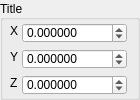
First picture: the form in src/MainApplication/Gui/ui/VectorEditor.ui, repository STORM-IRIT/Radium-Engine, before the edit.
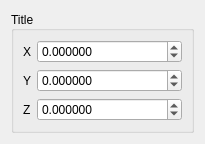
Second picture: the form after the edit.

Commit message: Prettier editor widgets

```diff
--- a/src/MainApplication/Gui/ui/VectorEditor.ui
+++ b/src/MainApplication/Gui/ui/VectorEditor.ui
@@ -6,22 +6,22 @@
    <rect>
     <x>0</x>
     <y>0</y>
-    <width>140</width>
-    <height>100</height>
+    <width>205</width>
+    <height>140</height>
    </rect>
   </property>
+  <property name="sizePolicy">
+   <sizepolicy hsizetype="Preferred" vsizetype="Preferred">
+    <horstretch>0</horstretch>
+    <verstretch>0</verstretch>
+   </sizepolicy>
+  </property>
   <property name="windowTitle">
    <string>Form</string>
   </property>
+  <layout class="QVBoxLayout" name="verticalLayout">
+   <item>
   <widget class="QGroupBox" name="m_groupBox">
-   <property name="geometry">
-    <rect>
-     <x>0</x>
-     <y>0</y>
-     <width>140</width>
-     <height>100</height>
-    </rect>
-   </property>
    <property name="sizePolicy">
     <sizepolicy hsizetype="Expanding" vsizetype="Preferred">
      <horstretch>0</horstretch>
@@ -40,28 +40,16 @@
    <property name="alignment">
     <set>Qt::AlignLeading|Qt::AlignLeft|Qt::AlignVCenter</set>
    </property>
+     <layout class="QGridLayout" name="gridLayout">
+      <item row="0" column="0">
    <widget class="QLabel" name="m_label_x">
-    <property name="geometry">
-     <rect>
-      <x>10</x>
-      <y>23</y>
-      <width>16</width>
-      <height>16</height>
-     </rect>
-    </property>
     <property name="text">
      <string>X</string>
     </property>
    </widget>
+      </item>
+      <item row="0" column="1">
    <widget class="QDoubleSpinBox" name="m_x">
-    <property name="geometry">
-     <rect>
-      <x>22</x>
-      <y>23</y>
-      <width>105</width>
-      <height>20</height>
-     </rect>
-    </property>
     <property name="sizePolicy">
      <sizepolicy hsizetype="Expanding" vsizetype="Fixed">
       <horstretch>0</horstretch>
@@ -78,28 +66,16 @@
      <double>100000.000000000000000</double>
     </property>
    </widget>
+      </item>
+      <item row="1" column="0">
    <widget class="QLabel" name="m_label_y">
-    <property name="geometry">
-     <rect>
-      <x>10</x>
-      <y>49</y>
-      <width>16</width>
-      <height>16</height>
-     </rect>
-    </property>
     <property name="text">
      <string>Y</string>
     </property>
    </widget>
+      </item>
+      <item row="1" column="1">
    <widget class="QDoubleSpinBox" name="m_y">
-    <property name="geometry">
-     <rect>
-      <x>22</x>
-      <y>49</y>
-      <width>105</width>
-      <height>20</height>
-     </rect>
-    </property>
     <property name="sizePolicy">
      <sizepolicy hsizetype="Expanding" vsizetype="Fixed">
       <horstretch>0</horstretch>
@@ -116,28 +92,16 @@
      <double>100000.000000000000000</double>
     </property>
    </widget>
+      </item>
+      <item row="2" column="0">
    <widget class="QLabel" name="m_label_z">
-    <property name="geometry">
-     <rect>
-      <x>10</x>
-      <y>75</y>
-      <width>16</width>
-      <height>16</height>
-     </rect>
-    </property>
     <property name="text">
      <string>Z</string>
     </property>
    </widget>
+      </item>
+      <item row="2" column="1">
    <widget class="QDoubleSpinBox" name="m_z">
-    <property name="geometry">
-     <rect>
-      <x>22</x>
-      <y>75</y>
-      <width>105</width>
-      <height>20</height>
-     </rect>
-    </property>
     <property name="sizePolicy">
      <sizepolicy hsizetype="Expanding" vsizetype="Fixed">
       <horstretch>0</horstretch>
@@ -154,7 +118,11 @@
      <double>100000.000000000000000</double>
     </property>
    </widget>
-  </widget>
+      </item>
+     </layout>
+    </widget>
+   </item>
+  </layout>
  </widget>
  <resources/>
  <connections/>
```
Lines whose indentation alone changed are shown as unchanged. The commit also changes 1 other file.
